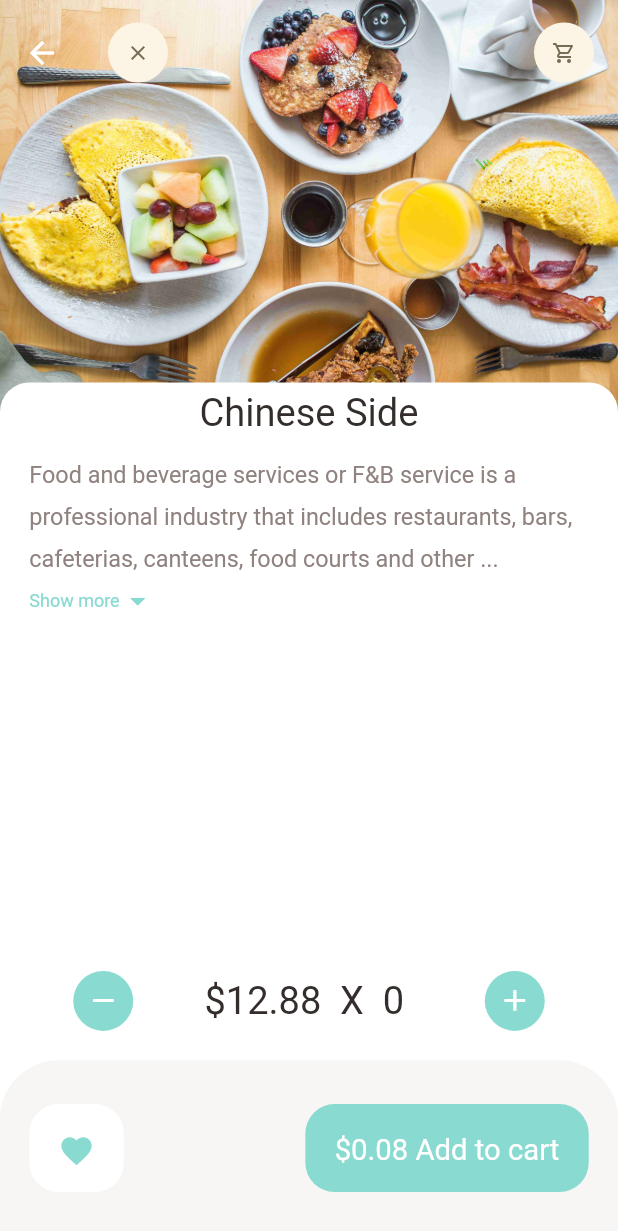
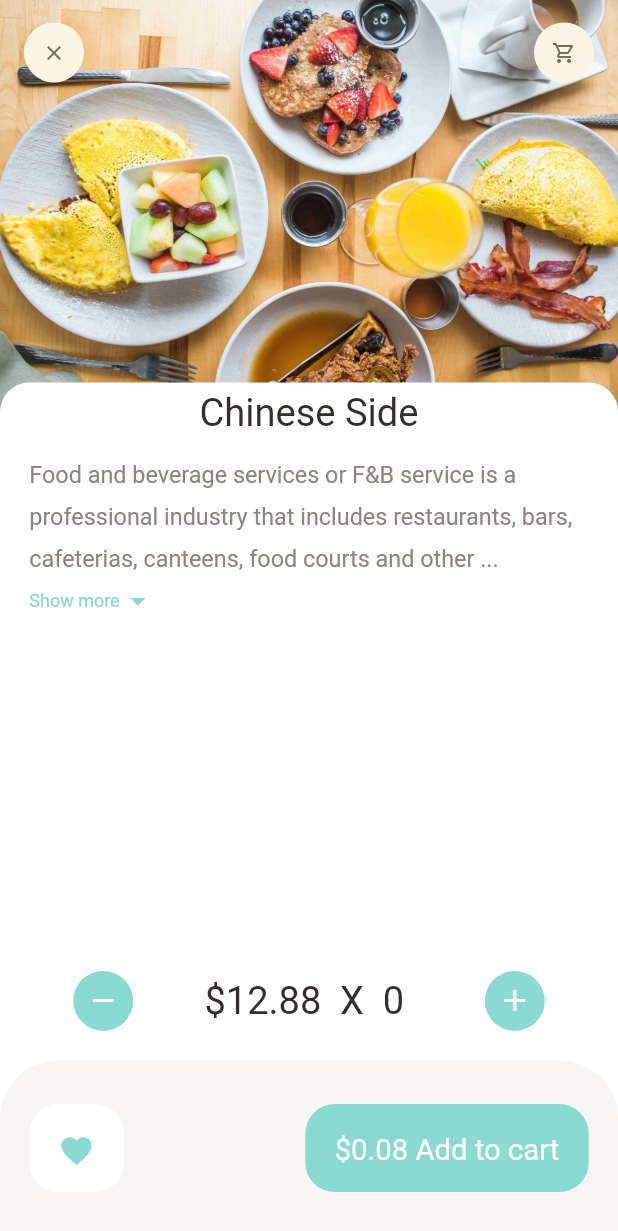
Before and after one commit to Hervera/Food-delivery, a Flutter app: the RecommendedFoodDetail screen opened directly, on a phone screen of 412 x 824 dp. Shown: the top 1231 px of the screen. Run offline on Flutter 3.47's test engine with Material 2 defaults, Android fonts, the phone set to English and light mode, and no system bars; our stand-ins replace dots_indicator, get; network calls fail.

Commit message:
add routes and populate the data

```diff
--- a/lib/main.dart
+++ b/lib/main.dart
@@ -3,6 +3,7 @@ import 'package:food_delivery/controllers/popular_product_controller.dart';
 import 'package:food_delivery/pages/food/popular_food_detail.dart';
 import 'package:food_delivery/pages/food/recommended_food_detail.dart';
 import 'package:food_delivery/pages/home/main_food_page.dart';
+import 'package:food_delivery/routes/route_helper.dart';
 import 'package:get/get.dart';
 import 'controllers/recommended_product_controller.dart';
 import 'helper/dependencies.dart' as dep;
@@ -24,10 +25,9 @@ class MyApp extends StatelessWidget {
     return GetMaterialApp(
       debugShowCheckedModeBanner: false,
       title: 'Flutter Demo',
-      theme: ThemeData(
-        primarySwatch: Colors.blue,
-      ),
       home: MainFoodPage(),
+      // initialRoute: RouteHelper.initial,
+      getPages: RouteHelper.routes,
     );
   }
 }
--- a/lib/pages/food/recommended_food_detail.dart
+++ b/lib/pages/food/recommended_food_detail.dart
@@ -1,9 +1,11 @@
 import 'package:flutter/material.dart';
+import 'package:food_delivery/routes/route_helper.dart';
 import 'package:food_delivery/utils/colors.dart';
 import 'package:food_delivery/utils/dimensions.dart';
 import 'package:food_delivery/widgets/app_icon.dart';
 import 'package:food_delivery/widgets/big_text.dart';
 import 'package:food_delivery/widgets/expandable_text_widget.dart';
+import 'package:get/get.dart';
 
 class RecommendedFoodDetail extends StatelessWidget {
   const RecommendedFoodDetail({Key? key}) : super(key: key);
@@ -15,11 +17,16 @@ class RecommendedFoodDetail extends StatelessWidget {
       body: CustomScrollView(
         slivers: [
           SliverAppBar(
+            automaticallyImplyLeading: false,
             toolbarHeight: 70,
             title: Row(
               mainAxisAlignment: MainAxisAlignment.spaceBetween,
               children: [
-                AppIcon(icon: Icons.clear),
+                GestureDetector(
+                    onTap: () {
+                      Get.toNamed(RouteHelper.getInitial());
+                    },
+                    child: AppIcon(icon: Icons.clear)),
                 AppIcon(icon: Icons.shopping_cart_outlined)
               ],
             ),
--- /dev/null
+++ b/lib/routes/route_helper.dart
@@ -0,0 +1,33 @@
+import 'package:food_delivery/pages/food/popular_food_detail.dart';
+import 'package:food_delivery/pages/food/recommended_food_detail.dart';
+import 'package:food_delivery/pages/home/main_food_page.dart';
+import 'package:get/get.dart';
+
+class RouteHelper {
+  static const String initial = "/";
+  static const String popularFood = "/popular-food";
+  static const String recommendedFood = "/recommended-food";
+
+  static String getInitial() => '$initial';
+
+  static String getPopularFood(int pageId) => '$popularFood?pageId=$pageId';
+
+  static String getRecommendedFood() => '$recommendedFood';
+
+  static List<GetPage> routes = [
+    GetPage(name: initial, page: () => MainFoodPage()),
+    GetPage(
+        name: popularFood,
+        page: () {
+          var pageId = Get.parameters['pageId'];
+          return PopularFoodDetail(pageId: int.parse(pageId!));
+        },
+        transition: Transition.fadeIn),
+    GetPage(
+        name: recommendedFood,
+        page: () {
+          return RecommendedFoodDetail();
+        },
+        transition: Transition.fadeIn),
+  ];
+}
```
Also changed, not shown: lib/pages/food/popular_food_detail.dart (+23 -11 lines), lib/pages/home/food_page_body.dart (+18 -4 lines).
